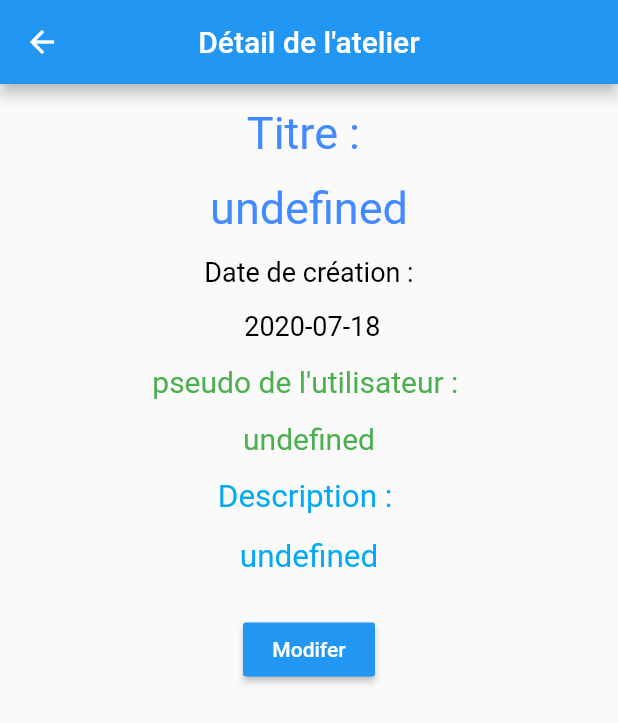
After one commit to Mdennoun/wolcare, a Flutter app: the DetailsWorkShop screen opened directly, on a phone screen of 412 x 824 dp. The commit adds this screen. Shown: the top 723 px of the screen. Run offline on Flutter 3.47's test engine with Material 2 defaults, Android fonts, the phone set to English and light mode, and no system bars.

Commit message:
modification de la date + ajout de la modification des workShops

```diff
--- a/lib/workshop.dart
+++ b/lib/model/workshop.dart
@@ -2,14 +2,21 @@ class Workshop {
   final String title;
   final String dateAvailable;
   final String datEnd;
+  final String id;
+  final String description;
+  final String createAt;
 
-  Workshop(this.title, this.dateAvailable, this.datEnd);
+  Workshop(this.title, this.dateAvailable, this.datEnd, this.description,this.id, this.createAt);
 
   factory Workshop.fromJson(Map<String, dynamic> json) {
     return Workshop(
       json["title"],
       json["dateAvailable"],
+      json["_id"],
+      json["description"],
       json["datEnd"],
+      json["createAt"],
+
     );
   }
 }
--- a/lib/request_item.dart
+++ b/lib/recyclerRow/request_item.dart
@@ -1,8 +1,8 @@
 import 'package:flutter/material.dart';
-import 'package:wolcaire/request.dart';
+import 'package:wolcaire/model/request.dart';
 
 
-import 'DetailsRequest.dart';
+import '../request/DetailsRequest.dart';
 
 class RequestItem extends StatelessWidget {
   final Request request;
--- a/lib/DetailsRequest.dart
+++ b/lib/request/DetailsRequest.dart
@@ -1,5 +1,6 @@
 import 'package:flutter/material.dart';
-import 'package:wolcaire/ModifyRequest.dart';
+import 'package:wolcaire/request/ModifyRequest.dart';
+import 'package:intl/intl.dart';
 
 class DetailsRequest extends StatelessWidget {
   static const String routeName = "DetailsRequest";
@@ -43,13 +44,15 @@ class DetailsRequest extends StatelessWidget {
               style: new TextStyle(fontSize: 30, color: Colors.blueAccent),),
             Padding(
               padding: const EdgeInsets.all(15.0),
+
               child: Text("Date de création :",
                   style: new TextStyle(fontSize: 18, color: Colors.black)),
             ),
-            Text(" ${createAt ?? 'undefined'}",
+            Text(" ${dateConverter() ?? 'undefined'}",
                 style: new TextStyle(fontSize: 18, color: Colors.black)),
             Padding(
               padding: const EdgeInsets.all(15.0),
+
               child: Text("pseudo de l'utilisateur : ",
                 style: new TextStyle(fontSize: 20, color: Colors.green),),
             ),
@@ -57,6 +60,7 @@ class DetailsRequest extends StatelessWidget {
               style: new TextStyle(fontSize: 20, color: Colors.green),),
             Padding(
               padding: const EdgeInsets.all(15.0),
+
               child: Text("Description : ",
                 style: new TextStyle(fontSize: 21, color: Colors.lightBlue),),
             ),
@@ -88,4 +92,10 @@ class DetailsRequest extends StatelessWidget {
       centerTitle: true,
     );
   }
-}
+
+  String dateConverter () {
+    final dateFormat = new DateFormat('yyyy-MM-dd');
+    var date = dateFormat.parse(createAt.toString());
+    String createFormatted = dateFormat.format(date);
+    return createFormatted;
+  }}
--- /dev/null
+++ b/lib/workShop/DetailsWorkShop.dart
@@ -0,0 +1,102 @@
+import 'package:flutter/material.dart';
+import 'package:wolcaire/request/ModifyRequest.dart';
+import 'package:intl/intl.dart';
+import 'package:wolcaire/workShop/MidifyWorkShop.dart';
+
+class DetailsWorkShop extends StatelessWidget {
+  static const String routeName = "DetailsWorkShop";
+
+  final String id;
+  final String title;
+  final String createAt;
+  final String pseudoUser;
+  final String idCreator;
+  final String description;
+  final String idVolunteer;
+
+
+  const DetailsWorkShop({
+    this.title,
+    this.id,
+    this.idVolunteer,
+    this.idCreator,
+    this.createAt,
+    this.pseudoUser,
+    this.description
+  });
+
+  @override
+  Widget build(BuildContext context) {
+    return Scaffold(
+      appBar: _buildBar(context),
+      body: Center(
+        child: Column(
+
+          mainAxisAlignment: MainAxisAlignment.start,
+
+          children: <Widget>[
+
+            Padding(
+              padding: const EdgeInsets.all(15.0),
+              child: Text("Titre : ",
+                style: new TextStyle(fontSize: 30, color: Colors.blueAccent),),
+            ),
+            Text( "${title ?? 'undefined'}",
+              style: new TextStyle(fontSize: 30, color: Colors.blueAccent),),
+            Padding(
+              padding: const EdgeInsets.all(15.0),
+
+              child: Text("Date de création :",
+                  style: new TextStyle(fontSize: 18, color: Colors.black)),
+            ),
+            Text(" ${dateConverter() ?? 'undefined'}",
+                style: new TextStyle(fontSize: 18, color: Colors.black)),
+            Padding(
+              padding: const EdgeInsets.all(15.0),
+
+              child: Text("pseudo de l'utilisateur : ",
+                style: new TextStyle(fontSize: 20, color: Colors.green),),
+            ),
+            Text("${pseudoUser ?? 'undefined'}",
+              style: new TextStyle(fontSize: 20, color: Colors.green),),
+            Padding(
+              padding: const EdgeInsets.all(15.0),
+
+              child: Text("Description : ",
+                style: new TextStyle(fontSize: 21, color: Colors.lightBlue),),
+            ),
+            Text("${description ?? 'undefined'}",
+              style: new TextStyle(fontSize: 21, color: Colors.lightBlue),),
+            Padding(
+              padding: const EdgeInsets.all(25.0),
+              child: RaisedButton(
+                child: Text("Modifer"),
+                color: Colors.blue,
+                textColor: Colors.white,
+                onPressed: () {
+                  Navigator.push(
+                    context,
+                    MaterialPageRoute(builder: (context) => ModifyWorkShop(id: id, title: title, description: description, createAt: createAt, pseudoUser: pseudoUser, )),
+                  );
+                },
+              ),
+            ),
+          ],
+        ),
+      ),
+    );
+  }
+
+  Widget _buildBar(BuildContext context) {
+    return new AppBar(
+      title: new Text("Détail de l'atelier"),
+      centerTitle: true,
+    );
+  }
+
+  String dateConverter () {
+    final dateFormat = new DateFormat('yyyy-MM-dd');
+    var date = dateFormat.parse(DateTime.now().toString());
+    String createFormatted = dateFormat.format(date);
+    return createFormatted;
+  }}
--- a/pubspec.yaml
+++ b/pubspec.yaml
@@ -31,6 +31,7 @@ dependencies:
   http: any
 
 dev_dependencies:
+  intl: ^0.16.1
   flutter_test:
     sdk: flutter
 
@@ -44,7 +45,6 @@ flutter:
   # included with your application, so that you can use the icons in
   # the material Icons class.
   uses-material-design: true
-
   # To add assets to your application, add an assets section, like this:
   # assets:
   #   - images/a_dot_burr.jpeg
```
Also changed, not shown: lib/api_services.dart (+23 -2 lines), lib/main.dart (+5 -5 lines), lib/model/request.dart (renamed from lib/request.dart, +6 -2 lines), lib/recyclerRow/workshop_item.dart (added, +33 -0 lines), lib/request/ModifyRequest.dart (added, +82 -0 lines), lib/workShop/MidifyWorkShop.dart (renamed from lib/ModifyRequest.dart, +9 -9 lines), lib/workshop_item.dart (deleted, +0 -21 lines), pubspec.lock.
